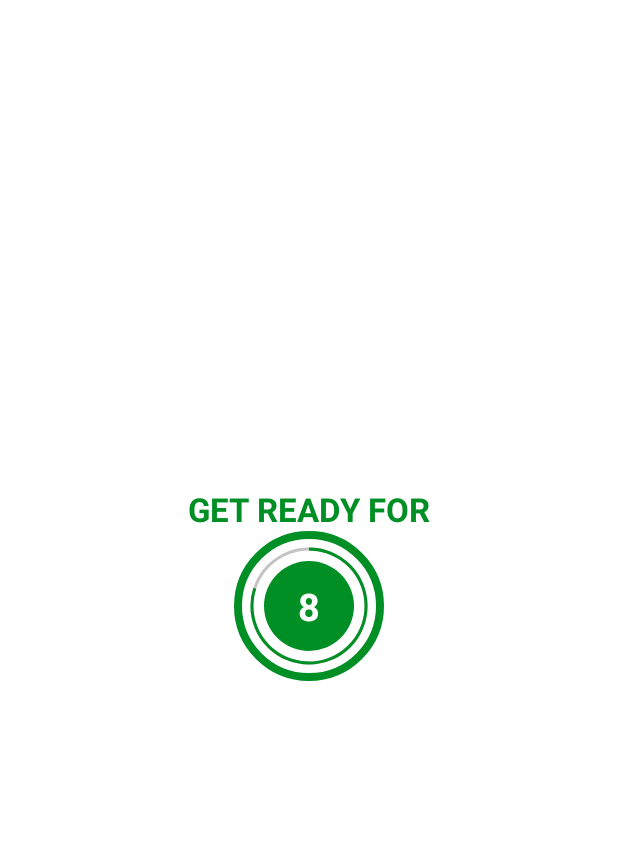
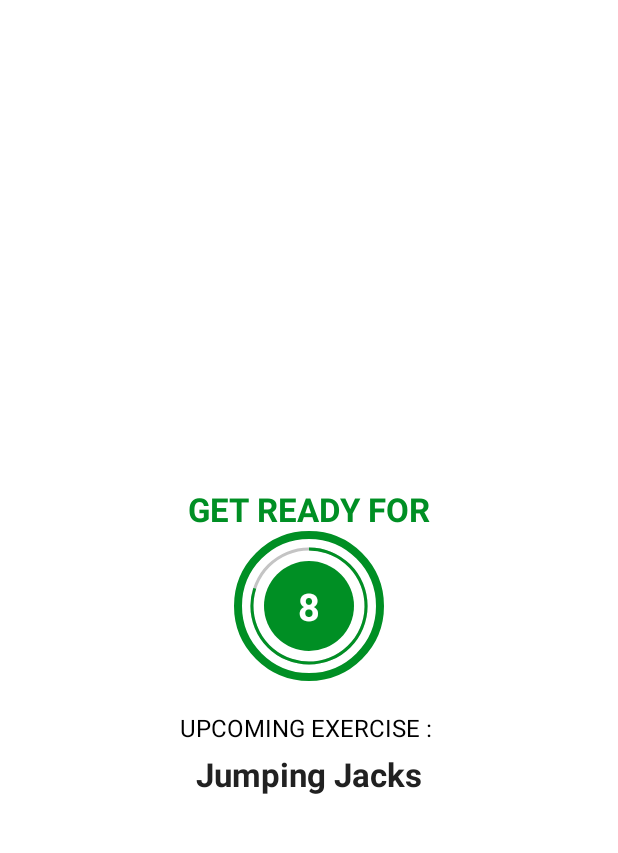
Before and after one commit to roshansingh2444/WorkoutApp, an Android app: the ExerciseActivity screen opened directly, with no data from a screen before it, on a phone screen of 412 x 824 dp, the part 62-915 px from its top. Run offline under Robolectric (Android 15) with nearby library versions, the light colour scheme and no system bars.

Commit message:
Added the upcoming exercise to the restview

```diff
--- a/app/src/main/java/com/d/a7minutesworkout/ExerciseActivity.kt
+++ b/app/src/main/java/com/d/a7minutesworkout/ExerciseActivity.kt
@@ -44,27 +44,44 @@ class ExerciseActivity : AppCompatActivity() {
         binding?.flExerciseView?.visibility = View.INVISIBLE
         binding?.tvExerciseName?.visibility = View.INVISIBLE
         binding?.ivImage?.visibility = View.INVISIBLE
+        binding?.tvUpComingLabel?.visibility = View.VISIBLE
+        binding?.tvUpcomingExerciseName?.visibility = View.VISIBLE
+
 
         if(restTimer != null){
             restTimer?.cancel()
             restProgress = 0
         }
+        binding?.tvUpcomingExerciseName?.text =
+            exerciseList!![currentExercisePosition +1].getName()
         setRestProgressBar()
     }
-    private fun setupExerciseView(){
+    private fun setupExerciseView() {
+// TODO (Step 4- changing the upcoming exercise label and name visibility.)
+        // Here according to the view make it visible as this is Exercise View so exercise view is visible and rest view is not.
         binding?.flRestView?.visibility = View.INVISIBLE
+        binding?.tvTitle?.visibility = View.INVISIBLE
+        binding?.tvUpcomingExerciseName?.visibility = View.INVISIBLE
+        binding?.tvUpComingLabel?.visibility = View.INVISIBLE
+        binding?.tvExerciseName?.visibility = View.VISIBLE
+        binding?.flExerciseView?.visibility = View.VISIBLE
+        binding?.ivImage?.visibility = View.VISIBLE
 
-        binding?.tvTitle?.visibility = View.INVISIBLE
-        binding?.flExerciseView?.visibility = View.VISIBLE
-        binding?.tvExerciseName?.visibility = View.VISIBLE
-        binding?.ivImage?.visibility = View.VISIBLE
-        if(exerciseTimer != null){
+
+
+        if (exerciseTimer != null) {
             exerciseTimer?.cancel()
-            exerciseProgress=0
+            exerciseProgress = 0
         }
+
+        // Setting up the current exercise name and imageview to the UI element.
+        // START
+
         binding?.ivImage?.setImageResource(exerciseList!![currentExercisePosition].getImage())
         binding?.tvExerciseName?.text = exerciseList!![currentExercisePosition].getName()
-            setExerciseProgressBar()
+        // END
+        setExerciseProgressBar()
+
     }
     private fun setRestProgressBar(){
         binding?.progressBar?.progress = restProgress
--- a/app/src/main/res/layout/activity_exercise.xml
+++ b/app/src/main/res/layout/activity_exercise.xml
@@ -1,13 +1,13 @@
 <?xml version="1.0" encoding="utf-8"?>
-<androidx.constraintlayout.widget.ConstraintLayout xmlns:android="http://schemas.android.com/apk/res/android"
+<androidx.constraintlayout.widget.ConstraintLayout
+    xmlns:android="http://schemas.android.com/apk/res/android"
     xmlns:app="http://schemas.android.com/apk/res-auto"
     xmlns:tools="http://schemas.android.com/tools"
     android:layout_width="match_parent"
     android:layout_height="match_parent"
     android:background="@color/white"
     tools:context=".ExerciseActivity">
-    <!--TODO(Step 4 - Adding a toolbar to display a title)-->
-    <!--Step 4 START-->
+
     <androidx.appcompat.widget.Toolbar
         android:id="@+id/toolbarExercise"
         android:layout_width="match_parent"
@@ -16,6 +16,7 @@
         android:theme="@style/ToolbarTheme"
         app:layout_constraintTop_toTopOf="parent"
         app:titleTextColor="@color/colorPrimary" />
+
 
     <TextView
         android:id="@+id/tvTitle"
@@ -29,18 +30,18 @@
         app:layout_constraintEnd_toEndOf="parent"
         app:layout_constraintStart_toStartOf="parent" />
 
-    <!--TODO(Step 6 - Adding a view for the Get Ready Screen with a progress bar and remaining time text for the timer.)-->
-    <!--Step 6 START-->
     <FrameLayout
         android:id="@+id/flRestView"
         android:layout_width="100dp"
         android:layout_height="100dp"
         android:layout_marginTop="10dp"
         android:background="@drawable/item_circular_color_accent_border"
+        android:visibility="visible"
         app:layout_constraintBottom_toBottomOf="parent"
         app:layout_constraintEnd_toEndOf="parent"
         app:layout_constraintStart_toStartOf="parent"
-        app:layout_constraintTop_toBottomOf="@id/toolbarExercise">
+        app:layout_constraintTop_toBottomOf="@id/toolbarExercise"
+        tools:visibility="visible">
 
         <ProgressBar
             android:id="@+id/progressBar"
@@ -73,16 +74,47 @@
         </LinearLayout>
     </FrameLayout>
 
+    <!--TODO (Step 1 - Showing the upcoming exercise name in the Get Ready For View.)-->
+    <!--START-->
+    <TextView
+        app:layout_constraintTop_toBottomOf="@id/flRestView"
+        android:id="@+id/tvUpComingLabel"
+        android:layout_width="wrap_content"
+        android:layout_height="wrap_content"
+        app:layout_constraintStart_toStartOf="parent"
+        app:layout_constraintEnd_toEndOf="parent"
+        android:layout_marginTop="20dp"
+        android:textColor="@color/black"
+        app:layout_constraintBottom_toTopOf="@id/tvUpcomingExerciseName"
+        android:text="UPCOMING EXERCISE : "
+        android:textSize="16sp" />
+
+    <TextView
+        app:layout_constraintTop_toBottomOf="@id/tvUpComingLabel"
+        android:id="@+id/tvUpcomingExerciseName"
+        android:layout_width="wrap_content"
+        android:layout_height="wrap_content"
+        app:layout_constraintStart_toStartOf="parent"
+        app:layout_constraintEnd_toEndOf="parent"
+        android:layout_marginTop="5dp"
+        android:textColor="#212121"
+        android:textSize="22sp"
+        android:textStyle="bold"
+        tools:text="Exercise Name" />
+    <!--END-->
+    <!-- First add the images to the Drawable folder and adding an imageview to show which is the current exercise along with the Name-->
     <ImageView
         android:id="@+id/ivImage"
         android:layout_width="match_parent"
         android:layout_height="0dp"
+        android:contentDescription="@string/image"
         android:scaleType="fitXY"
         android:src="@drawable/ic_jumping_jacks"
         android:visibility="invisible"
         app:layout_constraintBottom_toTopOf="@id/tvExerciseName"
-        app:layout_constraintTop_toBottomOf="@id/toolbarExercise"/>
+        app:layout_constraintTop_toBottomOf="@id/toolbarExercise" />
 
+    <!--  We also add a textView for ExerciseName and position it below the imageview-->
     <TextView
         android:id="@+id/tvExerciseName"
         android:layout_width="wrap_content"
@@ -95,21 +127,20 @@
         app:layout_constraintEnd_toEndOf="parent"
         app:layout_constraintStart_toStartOf="parent"
         app:layout_constraintTop_toBottomOf="@id/ivImage"
-        tools:visibility="visible"/>
-
-
+        tools:visibility="visible" />
+    <!-- We also need to change the position of this frame layout to be below the tvExercise-->
     <FrameLayout
         android:id="@+id/flExerciseView"
         android:layout_width="100dp"
         android:layout_height="100dp"
         android:layout_marginTop="10dp"
+        android:background="@drawable/item_circular_color_accent_border"
         android:visibility="gone"
-        tools:visibility="visible"
-        android:background="@drawable/item_circular_color_accent_border"
         app:layout_constraintBottom_toBottomOf="parent"
         app:layout_constraintEnd_toEndOf="parent"
         app:layout_constraintStart_toStartOf="parent"
-        app:layout_constraintTop_toBottomOf="@id/tvExerciseName">
+        app:layout_constraintTop_toBottomOf="@id/tvExerciseName"
+        tools:visibility="visible">
 
         <ProgressBar
             android:id="@+id/progressBarExercise"
@@ -120,7 +151,7 @@
             android:background="@drawable/circular_progress_gray"
             android:indeterminate="false"
             android:max="30"
-            android:progress="300"
+            android:progress="100"
             android:progressDrawable="@drawable/circular_progress_bar"
             android:rotation="-90" />
 
@@ -138,7 +169,7 @@
                 android:textColor="#FFFFFF"
                 android:textSize="25sp"
                 android:textStyle="bold"
-                tools:text="30" />
+                tools:text="10" />
         </LinearLayout>
     </FrameLayout>
 
```
